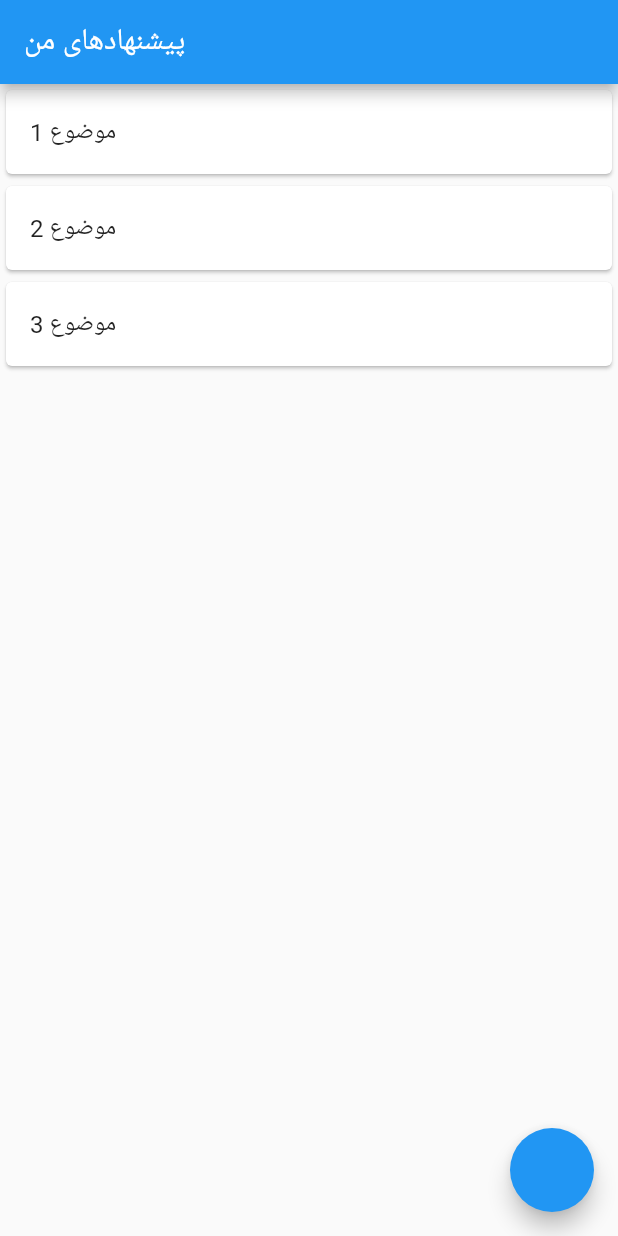
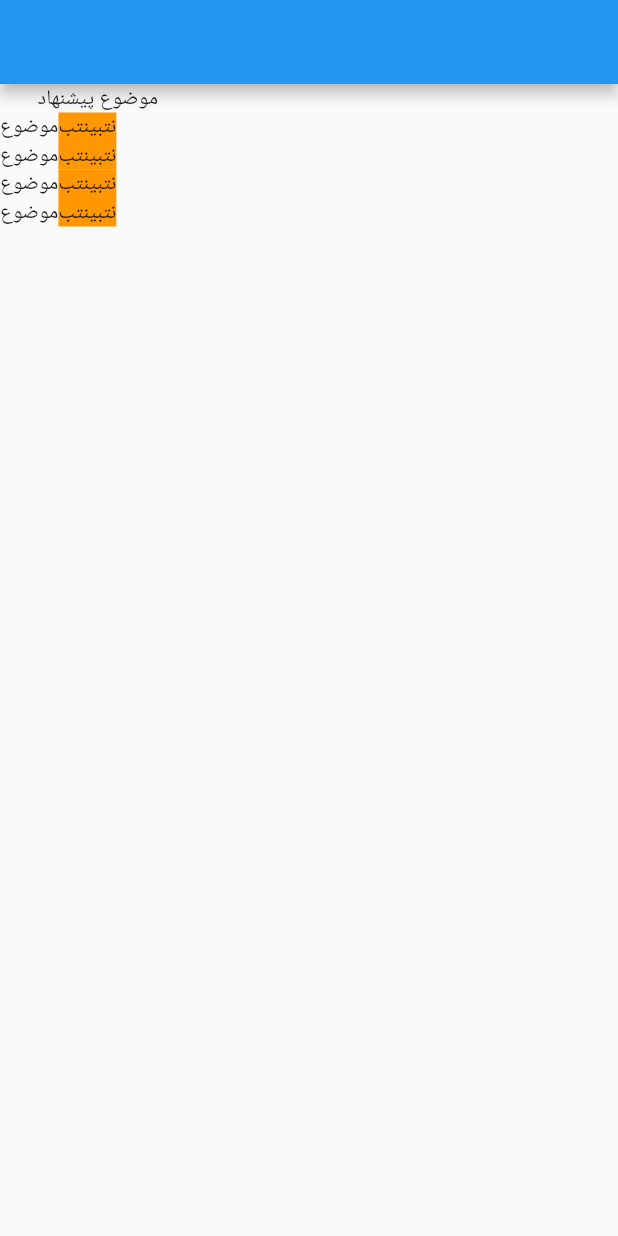
Before and after one commit to SarahSaremi/ie_project, a Flutter app: the screen it shows after launch, on a phone screen of 412 x 824 dp. Run offline on Flutter 3.47's test engine with Material 2 defaults, Android fonts, the phone set to English and light mode, and no system bars.

Commit message:
manager suggestions basics

```diff
--- a/lib/main.dart
+++ b/lib/main.dart
@@ -1,4 +1,5 @@
 import 'package:flutter/material.dart';
+import 'package:ieproject/pages/manager/view_suggestion.dart';
 import 'package:ieproject/pages/signin_signup/sign_in.dart';
 import 'package:ieproject/pages/signin_signup/sign_up.dart';
 import 'package:ieproject/pages/student/suggestion_form.dart';
@@ -18,7 +19,7 @@
       theme: ThemeData(
         primaryColor: const Color(0xfffed53e),
       ),
-      home: StudentSuggestions(),
+      home: ViewSuggestion(),
     );
   }
 }
--- /dev/null
+++ b/lib/pages/manager/view_suggestion.dart
@@ -0,0 +1,45 @@
+import 'package:flutter/material.dart';
+
+import '../../widgets/button.dart';
+import '../../widgets/suggestion_data.dart';
+import '../../widgets/textfield_widget.dart';
+
+class ViewSuggestion extends StatelessWidget {
+  const ViewSuggestion({key}) : super(key: key);
+
+  @override
+  Widget build(BuildContext context) {
+    return Scaffold(
+      appBar: AppBar(),
+      body: Column(
+        children: [
+          Container(
+            margin: const EdgeInsets.symmetric(horizontal: 25),
+            child: Align(
+              alignment: Alignment.topLeft,
+              child: Text(
+                'موضوع پیشنهاد',
+              ),
+            ),
+          ),
+          IESuggestionData(
+            label: 'موضوع',
+            data: 'نتبینتب',
+          ),
+          IESuggestionData(
+            label: 'موضوع',
+            data: 'نتبینتب',
+          ),
+          IESuggestionData(
+            label: 'موضوع',
+            data: 'نتبینتب',
+          ),
+          IESuggestionData(
+            label: 'موضوع',
+            data: 'نتبینتب',
+          ),
+        ],
+      ),
+    );
+  }
+}
--- /dev/null
+++ b/lib/widgets/suggestion_data.dart
@@ -0,0 +1,28 @@
+import 'package:flutter/material.dart';
+
+class IESuggestionData extends StatelessWidget {
+  final String label;
+  final String data;
+
+  const IESuggestionData({
+    required this.label,
+    required this.data,
+  });
+
+  @override
+  Widget build(BuildContext context) {
+    return Row(
+      children: [
+        Text(
+          label
+        ),
+        Container(
+          color: Colors.orange,
+          child: Text(
+            data
+          ),
+        )
+      ],
+    );
+  }
+}
```
Also changed, not shown: lib/pages/manager/suggestions.dart (added, +19 -0 lines), lib/widgets/manager_list_tile.dart (added, +16 -0 lines).
